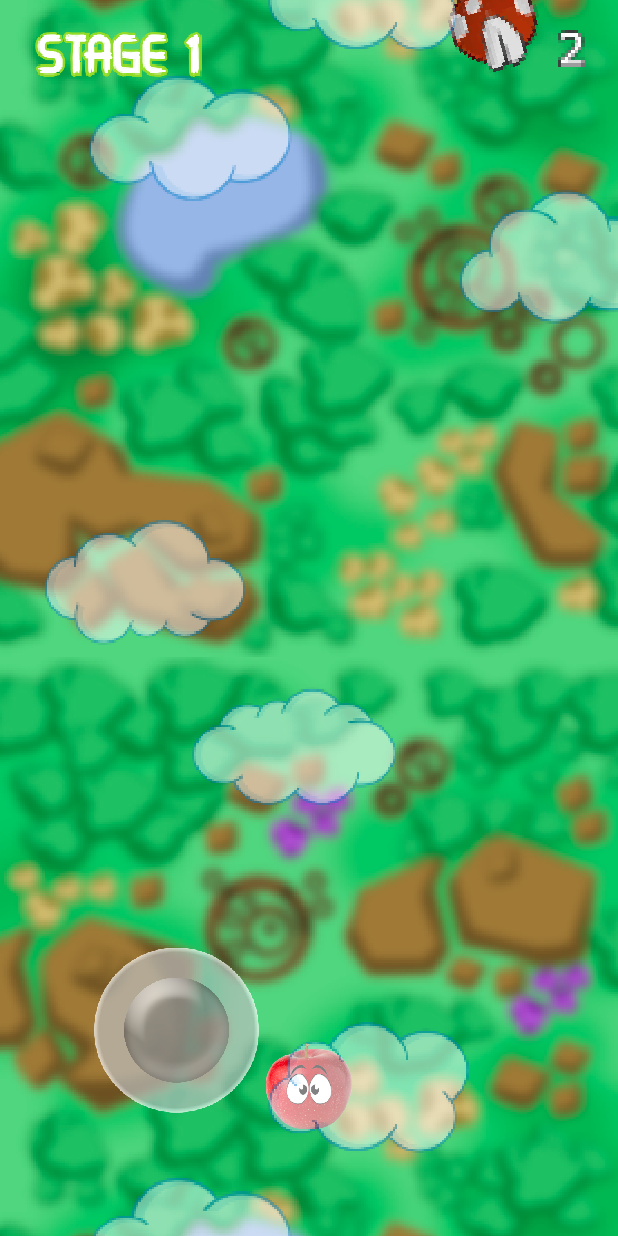
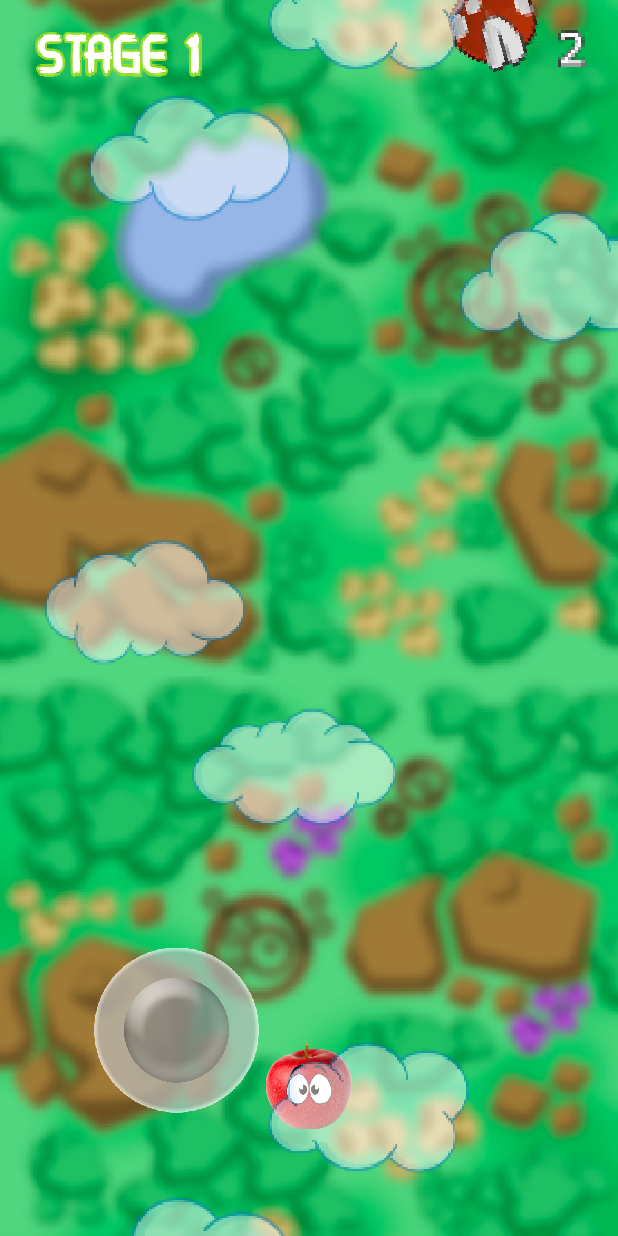
Before and after one commit to rkdlqzz/Android-Game-Programming, an Android app: the GameActivity screen opened directly, with no data from a screen before it, on a phone screen of 412 x 824 dp. Run offline under Robolectric (Android 15) with nearby library versions, the phone set to English and light mode, and no system bars.

Commit message:
세로모드,  배경 스크롤 속도 조정

```diff
--- a/APPLE/app/src/main/AndroidManifest.xml
+++ b/APPLE/app/src/main/AndroidManifest.xml
@@ -11,7 +11,9 @@
         android:theme="@style/Theme.AppCompat.Light.NoActionBar">
         <activity
             android:name=".app.GameActivity"
-            android:exported="false" />
+            android:exported="false"
+            android:screenOrientation="portrait"
+            />
         <activity
             android:name=".app.MainActivity"
             android:exported="true"
--- a/APPLE/app/src/main/res/values/dimens.xml
+++ b/APPLE/app/src/main/res/values/dimens.xml
@@ -1,7 +1,7 @@
 <?xml version="1.0" encoding="utf-8"?>
 <resources>
-    <dimen name="bg_speed">10dp</dimen>
-    <dimen name="cloud_speed">15dp</dimen>
+    <dimen name="bg_speed">15dp</dimen>
+    <dimen name="cloud_speed">20dp</dimen>
     <dimen name="apple_radius">29dp</dimen>
     <dimen name="apple_red_speed">180dp</dimen>
     <dimen name="apple_green_speed">270dp</dimen>
```
